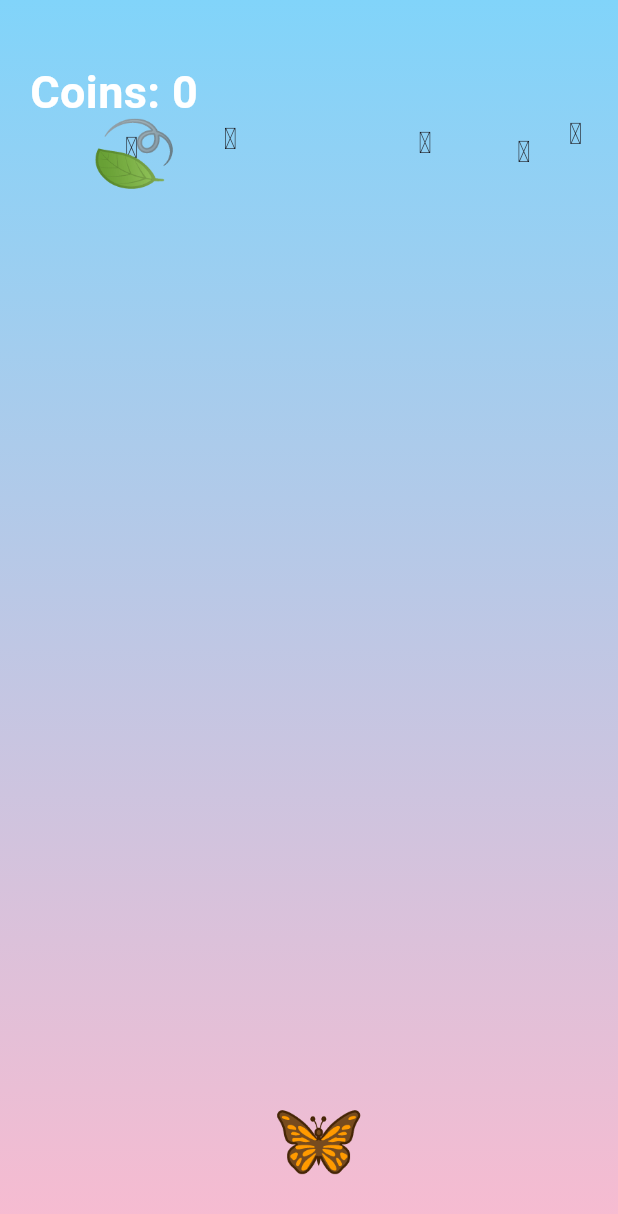
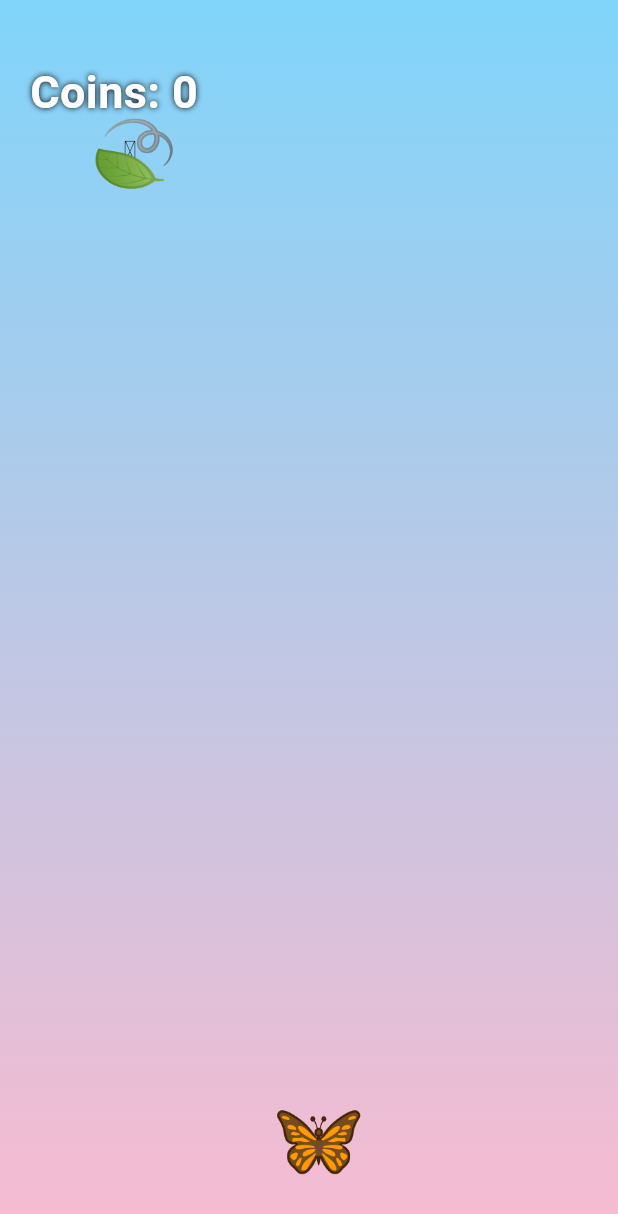
Before and after one commit to deesignerr/Butterfly, a Flutter app: the screen it shows after launch, on a phone screen of 412 x 824 dp. Shown: the top 1214 px of the screen. Run offline on Flutter 3.47's test engine with Material 3 defaults, Android fonts, the phone set to English and light mode, and no system bars.

Commit message:
Update main.dart

```diff
--- a/lib/main.dart
+++ b/lib/main.dart
@@ -1,10 +1,9 @@
 import 'package:flutter/material.dart';
 import 'dart:math';
-import 'dart:async';
 
-void main() => runApp(MagicalButterflyGame());
+void main() => runApp(FlutterButterfly());
 
-class MagicalButterflyGame extends StatelessWidget {
+class FlutterButterfly extends StatelessWidget {
   @override
   Widget build(BuildContext context) {
     return MaterialApp(
@@ -19,17 +18,12 @@ class GameScreen extends StatefulWidget {
   _GameScreenState createState() => _GameScreenState();
 }
 
-class _GameScreenState extends State<GameScreen>
-    with SingleTickerProviderStateMixin {
+class _GameScreenState extends State<GameScreen> with SingleTickerProviderStateMixin {
   late double butterflyX;
   late double butterflyY;
   double speed = 3.0;
   int score = 0;
   bool gameOver = false;
-
-  double currentMultiplier = 1.0;
-  bool multiplierActive = false;
-  Timer? multiplierTimer;
 
   final Random random = Random();
   late AnimationController _controller;
@@ -37,11 +31,11 @@ class _GameScreenState extends State<GameScreen>
   late double screenHeight;
 
   List<Obstacle> obstacles = [];
-  List<FallingItem> items = [];
-  List<BurstCoin> burstCoins = [];
-  List<StaticParticle> particles = [];
+  List<Offset> coins = [];
+  List<Particle> particles = [];
 
   final List<String> obstacleTypes = ['🌸', '🍄', '🍃', '🐝'];
+
   bool initialized = false;
 
   @override
@@ -69,201 +63,110 @@ class _GameScreenState extends State<GameScreen>
     if (!initialized || gameOver) return;
 
     setState(() {
-      // Gradually increase speed
+      // Increase speed every 10 coins by 2%
       if (score != 0 && score % 10 == 0) {
         speed = 3.0 * (1 + 0.02 * (score ~/ 10));
       }
-      speed = min(speed, 8.0);
 
-      // Spawn slightly more obstacles in the beginning
-      int targetObstacles = 2 + min(score ~/ 50, 15);
-      while (obstacles.length < targetObstacles) {
-        double lastY = obstacles.isNotEmpty ? obstacles.last.y : screenHeight;
-        double spacing = 100;
-        if (obstacles.isEmpty || lastY > spacing) {
-          obstacles.add(Obstacle(
+      // Generate obstacles
+      if (obstacles.isEmpty || obstacles.last.y > 120) {
+        obstacles.add(
+          Obstacle(
             x: random.nextDouble() * (screenWidth - 50),
             y: -50,
             type: obstacleTypes[random.nextInt(obstacleTypes.length)],
-              drift: random.nextDouble() * 1.5 - 0.75));
-        } else {
-          break;
-        }
+            drift: random.nextDouble() * 1.5 - 0.75,
+          ),
+        );
       }
 
-      // Limit number of coins on screen
-      if (items.length < 5) {
-        double roll = random.nextDouble();
-        FallingItemType type;
-        double size = 20;
-        if (roll < 0.05) {
-          type = FallingItemType.lightning;
-          size = 40;
-        } else if (roll < 0.10) {
-          type = FallingItemType.magicOrb;
-          size = 30;
-        } else {
-          type = FallingItemType.coin;
-          size = 20;
-        }
-        items.add(FallingItem(
-            x: random.nextDouble() * (screenWidth - size),
-            y: -30,
-            type: type,
-            size: size,
-            value: 1));
+      // Generate coins
+      if (coins.isEmpty || coins.last.dy > 80) {
+        coins.add(Offset(random.nextDouble() * (screenWidth - 20), -30));
       }
 
-      // Move obstacles & items
+      // Move obstacles
       obstacles = obstacles
-          .map((o) => o.copyWith(
-              y: o.y + speed, x: (o.x + o.drift).clamp(0.0, screenWidth - 50)))
+          .map((o) =>
+              o.copyWith(y: o.y + speed, x: (o.x + o.drift).clamp(0.0, screenWidth - 50)))
           .toList();
 
-      items = items
-          .map((c) => c.copyWith(y: c.y + speed))
-          .toList();
-
-      // Move burstCoins
-      for (var i = 0; i < burstCoins.length; i++) {
-        BurstCoin b = burstCoins[i];
-        burstCoins[i] = b.copyWith(x: b.x + b.dx, y: b.y + b.dy, life: b.life - 1);
-      }
-      burstCoins.removeWhere((b) => b.life <= 0 || b.y > screenHeight + 50);
+      // Move coins downward
+      coins = coins.map((c) => Offset(c.dx, c.dy + speed)).toList();
 
       // Move particles
-      for (var i = 0; i < particles.length; i++) {
-        StaticParticle p = particles[i];
-        particles[i] = p.copyWith(
-            x: p.x + p.dx,
-            y: p.y + p.dy,
-            life: p.life - 1);
-      }
+      particles = particles
+          .map((p) => p.copyWith(x: p.x + p.dx, y: p.y + p.dy, life: p.life - 1))
+          .toList();
       particles.removeWhere((p) => p.life <= 0);
 
-      // Check collisions
-      for (var item in items.toList()) {
-        if (_isColliding(butterflyX, butterflyY, 50, 50, item.x, item.y, item.size, item.size)) {
-          switch (item.type) {
-            case FallingItemType.coin:
-              _collectScore(item.value!);
-              break;
-            case FallingItemType.magicOrb:
-              _triggerMagicOrb();
-              break;
-            case FallingItemType.lightning:
-              _activateMultiplier(2.0, Duration(seconds: 10));
-              break;
-            default:
-              break;
+      // Check coin collisions using rectangle-based detection
+      coins.removeWhere((coin) {
+        if (isColliding(butterflyX, butterflyY, 50, 50, coin.dx, coin.dy, 20, 20)) {
+          score += 1;
+          for (int i = 0; i < 5; i++) {
+            particles.add(Particle(
+              x: butterflyX + 25,
+              y: butterflyY + 25,
+              dx: random.nextDouble() * 4 - 2,
+              dy: random.nextDouble() * -4,
+              life: 20 + random.nextInt(20),
+              color: Colors.yellowAccent,
+            ));
           }
-          items.remove(item);
+          return true;
         }
-      }
+        return false;
+      });
 
-      // Check collisions with obstacles
-      for (var obs in obstacles.toList()) {
-        if (_isColliding(
-            butterflyX, butterflyY, 50, 50, obs.x, obs.y, 50, 50)) {
+      // Check collisions with obstacles using rectangle-based detection
+      for (var obs in obstacles) {
+        if (isColliding(butterflyX, butterflyY, 50, 50, obs.x, obs.y, 50, 50)) {
           gameOver = true;
           _controller.stop();
           break;
         }
       }
 
-      obstacles.removeWhere((o) => o.y > screenHeight + 100);
-      items.removeWhere((c) => c.y > screenHeight + 50);
+      // Remove off-screen obstacles and coins
+      obstacles.removeWhere((o) => o.y > screenHeight);
+      coins.removeWhere((c) => c.dy > screenHeight);
     });
   }
 
   void moveButterfly(DragUpdateDetails details) {
+    if (!gameOver) {
       setState(() {
-      butterflyX = (butterflyX + details.delta.dx).clamp(0.0, screenWidth - 50);
+        butterflyX += details.delta.dx;
+        butterflyX = butterflyX.clamp(0.0, screenWidth - 50);
       });
     }
-
-  void _collectScore(int value) {
-    score += (value * currentMultiplier).toInt();
-
-    // Spray particles upward
-    for (int i = 0; i < 6; i++) {
-      particles.add(StaticParticle(
-        x: butterflyX + 25,
-        y: butterflyY + 25,
-        dx: random.nextDouble() * 4 - 2,
-        dy: -(2 + random.nextDouble() * 2),
-        size: 4,
-        color: Colors.yellowAccent,
-        life: 20 + random.nextInt(10),
-      ));
-    }
-  }
-
-  void _triggerMagicOrb() {
-    // Spray a few coins upward
-    for (int i = 0; i < 3; i++) {
-      burstCoins.add(BurstCoin(
-        x: butterflyX + 10 + random.nextDouble() * 30,
-        y: butterflyY - 10,
-        dx: random.nextDouble() * 4 - 2,
-        dy: -(2 + random.nextDouble() * 2),
-        life: 40 + random.nextInt(20),
-        size: 22,
-        value: 1,
-      ));
-    }
-
-    // Tiny colored particles
-    for (int i = 0; i < 6; i++) {
-      particles.add(StaticParticle(
-        x: butterflyX + 15 + random.nextDouble() * 20,
-        y: butterflyY + 10,
-        dx: random.nextDouble() * 4 - 2,
-        dy: -(1 + random.nextDouble() * 2),
-        size: 4,
-        color: Colors.pinkAccent,
-        life: 20 + random.nextInt(10),
-      ));
-    }
-  }
-
-  void _activateMultiplier(double multiplier, Duration duration) {
-    multiplierTimer?.cancel();
-    setState(() {
-      currentMultiplier = multiplier;
-      multiplierActive = true;
-    });
-    multiplierTimer = Timer(duration, () {
-      if (!mounted) return;
-      setState(() {
-        currentMultiplier = 1.0;
-        multiplierActive = false;
-      });
-    });
   }
 
   void restartGame() {
     setState(() {
       obstacles.clear();
-      items.clear();
-      burstCoins.clear();
+      coins.clear();
       particles.clear();
       score = 0;
       speed = 3.0;
       gameOver = false;
       butterflyX = screenWidth / 2 - 25;
+
       _controller.repeat();
     });
   }
 
-  bool _isColliding(double bx, double by, double bw, double bh, double ox,
-      double oy, double ow, double oh) {
+  // Rectangle collision detection
+  bool isColliding(double bx, double by, double bw, double bh,
+      double ox, double oy, double ow, double oh) {
     return bx < ox + ow && bx + bw > ox && by < oy + oh && by + bh > oy;
   }
 
   @override
   Widget build(BuildContext context) {
     if (!initialized) return Container();
+
     return GestureDetector(
       onHorizontalDragUpdate: moveButterfly,
       onTap: () {
@@ -285,33 +188,19 @@ class _GameScreenState extends State<GameScreen>
                 left: p.x,
                 top: p.y,
                 child: Container(
-                  width: p.size,
-                  height: p.size,
+                  width: 5,
+                  height: 5,
                   decoration: BoxDecoration(
-                      color: p.color, shape: BoxShape.circle),
+                      color: p.color.withOpacity(p.life / 40),
+                      shape: BoxShape.circle),
                 ),
               ),
-            // Burst coins
-            for (var b in burstCoins)
+            // Coins (falling)
+            for (var coin in coins)
               Positioned(
-                  left: b.x,
-                  top: b.y,
-                  child: Text('🪙', style: TextStyle(fontSize: b.size))),
-            // Items
-            for (var item in items)
-              Positioned(
-                left: item.x,
-                top: item.y,
-                child: Text(
-                  item.type == FallingItemType.coin
-                      ? '🪙'
-                      : item.type == FallingItemType.magicOrb
-                          ? '✨'
-                          : item.type == FallingItemType.lightning
-                              ? '⚡'
-                              : '💰',
-                  style: TextStyle(fontSize: item.size),
-                ),
+                left: coin.dx,
+                top: coin.dy,
+                child: Text('🪙', style: TextStyle(fontSize: 20)),
               ),
             // Obstacles
             for (var obs in obstacles)
@@ -333,34 +222,34 @@ class _GameScreenState extends State<GameScreen>
             Positioned(
               top: 40,
               left: 20,
-              child: Row(
-                children: [
-                  Text('Coins: $score',
+              child: Text(
+                'Coins: $score',
                 style: TextStyle(
                   fontSize: 30,
                   color: Colors.white,
-                          fontWeight: FontWeight.bold)),
-                  if (multiplierActive)
-                    Text(' x2',
-                        style: TextStyle(
-                            fontSize: 28,
-                            color: Colors.yellowAccent,
-                            fontWeight: FontWeight.bold))
-                ],
+                  fontWeight: FontWeight.bold,
+                  shadows: [Shadow(color: Colors.black, blurRadius: 5)],
                 ),
               ),
-            // Game over
+            ),
+            // Game Over overlay
             if (gameOver)
               Center(
                 child: Container(
                   color: Colors.black54,
-                  padding: EdgeInsets.all(20),
-                  child: Text('GAME OVER\nTap to Restart',
+                  child: Padding(
+                    padding: const EdgeInsets.all(20.0),
+                    child: Text(
+                      'GAME OVER\nTap to Restart',
                       textAlign: TextAlign.center,
                       style: TextStyle(
-                          fontSize: 30,
+                        fontSize: 36,
                         color: Colors.white,
-                          fontWeight: FontWeight.bold)),
+                        fontWeight: FontWeight.bold,
+                        shadows: [Shadow(color: Colors.black, blurRadius: 5)],
+                      ),
+                    ),
+                  ),
                 ),
               ),
           ],
@@ -370,49 +259,39 @@ class _GameScreenState extends State<GameScreen>
   }
 }
 
-// ---------------- Classes ----------------
 class Obstacle {
-  final double x, y, drift;
+  final double x;
+  final double y;
   final String type;
-  Obstacle({required this.x, required this.y, required this.type, this.drift = 0});
-  Obstacle copyWith({double? x, double? y, double? drift}) =>
-      Obstacle(x: x ?? this.x, y: y ?? this.y, type: type, drift: drift ?? this.drift);
+  final double drift;
+
+  Obstacle({required this.x, required this.y, required this.type, this.drift = 0.0});
+
+  Obstacle copyWith({double? x, double? y, String? type, double? drift}) {
+    return Obstacle(
+      x: x ?? this.x,
+      y: y ?? this.y,
+      type: type ?? this.type,
+      drift: drift ?? this.drift,
+    );
+  }
 }
 
-class FallingItem {
-  final double x, y, size;
-  final FallingItemType type;
-  final int? value;
-  FallingItem({required this.x, required this.y, required this.type, this.size = 20, this.value});
-  FallingItem copyWith({double? x, double? y}) => FallingItem(
-      x: x ?? this.x, y: y ?? this.y, type: type, size: size, value: value);
-}
-
-enum FallingItemType { coin, magicOrb, lightning }
-
-class BurstCoin {
+class Particle {
   final double x, y, dx, dy;
   final int life;
-  final double size;
-  final int value;
-  BurstCoin({required this.x, required this.y, required this.dx, required this.dy, required this.life, required this.size, required this.value});
-  BurstCoin copyWith({double? x, double? y, double? dx, double? dy, int? life}) => BurstCoin(
-      x: x ?? this.x, y: y ?? this.y, dx: dx ?? this.dx, dy: dy ?? this.dy, life: life ?? this.life, size: size, value: value);
-}
+  final Color color;
 
-class StaticParticle {
-  final double x, y, dx, dy;
-  final double size;
-  final Color color;
-  final int life;
-  StaticParticle({required this.x, required this.y, this.dx = 0, this.dy = 1, required this.size, required this.color, required this.life});
-  StaticParticle copyWith({double? x, double? y, double? dx, double? dy, int? life}) =>
-      StaticParticle(
+  Particle({required this.x, required this.y, required this.dx, required this.dy, required this.life, required this.color});
+
+  Particle copyWith({double? x, double? y, double? dx, double? dy, int? life, Color? color}) {
+    return Particle(
       x: x ?? this.x,
       y: y ?? this.y,
       dx: dx ?? this.dx,
       dy: dy ?? this.dy,
-          size: size,
-          color: color,
-          life: life ?? this.life);
+      life: life ?? this.life,
+      color: color ?? this.color,
+    );
   }
+}
```
Lines whose indentation alone changed are shown as unchanged.
